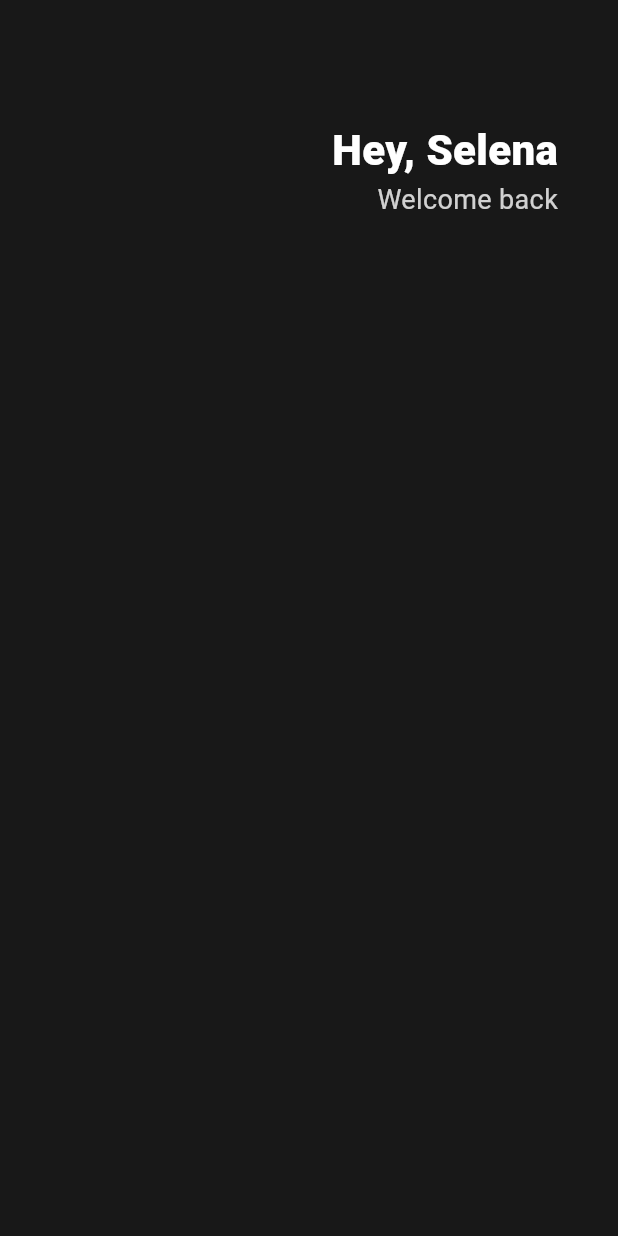
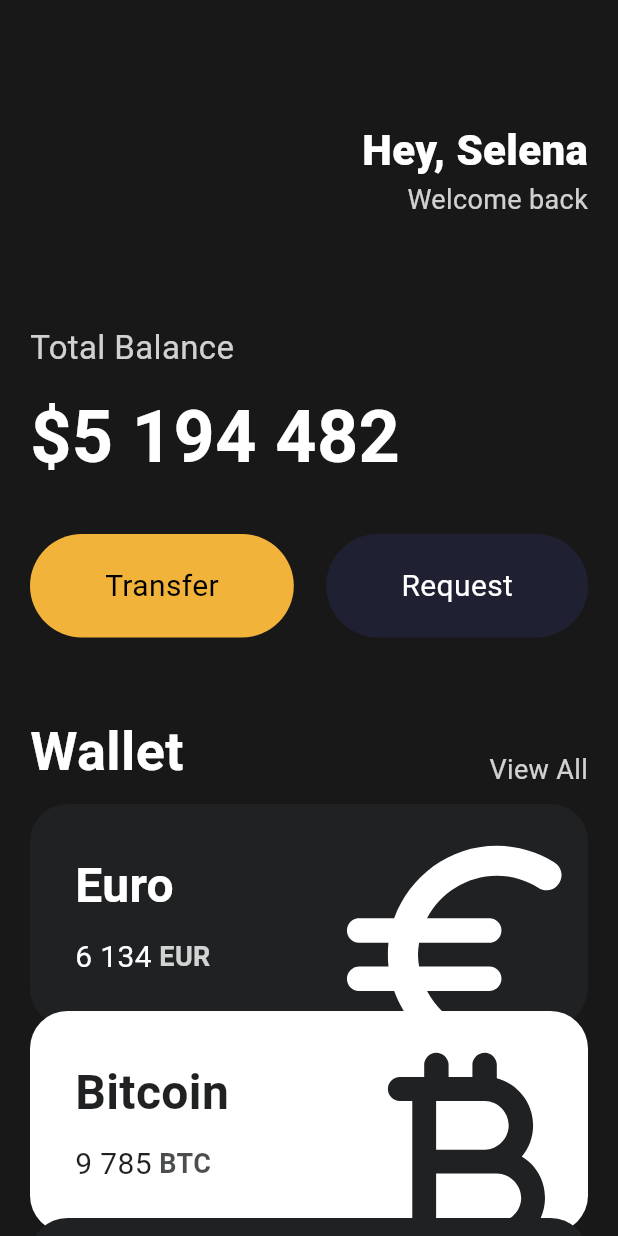
Before and after one commit to simajune/toonflix_flutter, a Flutter app: the screen it shows after launch, on a phone screen of 412 x 824 dp. Run offline on Flutter 3.47's test engine with Material 3 defaults, Android fonts, the phone set to English and light mode, and no system bars.

Commit message:
3.9 강의 완료

```diff
--- a/lib/main.dart
+++ b/lib/main.dart
@@ -1,29 +1,26 @@
-import 'package:flutter/cupertino.dart';
 import 'package:flutter/material.dart';
-
-class Player {
-  String name;
-
-  Player({required this.name});
-}
+import 'widgets/button.dart';
+import 'widgets/currency_cart.dart';
 
 void main() {
-  var taejune = Player(name: "taejune");
-  runApp(App());
+  runApp(const App());
 }
 
 class App extends StatelessWidget {
+  const App({super.key});
+
   @override
   Widget build(BuildContext context) {
-    // throw UnimplementedError();
     return MaterialApp(
       home: Scaffold(
-        backgroundColor: Color(0xFF181818),
-        body: Padding(
-          padding: EdgeInsets.symmetric(horizontal: 40),
+        backgroundColor: const Color(0xFF181818),
+        body: SingleChildScrollView(
+          child: Padding(
+            padding: const EdgeInsets.symmetric(horizontal: 20),
             child: Column(
+              crossAxisAlignment: CrossAxisAlignment.start,
               children: [
-              SizedBox(
+                const SizedBox(
                   height: 80,
                 ),
                 Row(
@@ -32,7 +29,7 @@ class App extends StatelessWidget {
                     Column(
                       crossAxisAlignment: CrossAxisAlignment.end,
                       children: [
-                      Text(
+                        const Text(
                           'Hey, Selena',
                           style: TextStyle(
                               color: Colors.white,
@@ -42,13 +39,99 @@ class App extends StatelessWidget {
                         Text(
                           'Welcome back',
                           style: TextStyle(
-                            color: Colors.white.withOpacity(0.8), fontSize: 18),
+                            color: Colors.white.withOpacity(0.8),
+                            fontSize: 18,
+                          ),
                         ),
                       ],
                     )
                   ],
-              )
+                ),
+                const SizedBox(
+                  height: 70,
+                ),
+                Text(
+                  'Total Balance',
+                  style: TextStyle(
+                    color: Colors.white.withOpacity(0.8),
+                    fontSize: 22,
+                  ),
+                ),
+                const SizedBox(
+                  height: 10,
+                ),
+                const Text(
+                  '\$5 194 482',
+                  style: TextStyle(
+                      color: Colors.white,
+                      fontSize: 48,
+                      fontWeight: FontWeight.w600),
+                ),
+                const SizedBox(
+                  height: 30,
+                ),
+                const Row(
+                  mainAxisAlignment: MainAxisAlignment.spaceBetween,
+                  children: [
+                    Button(
+                        text: 'Transfer',
+                        bgColor: Color(0xFFF2B33A),
+                        textColor: Colors.black),
+                    Button(
+                        text: 'Request',
+                        bgColor: Color(0xFF1F2133),
+                        textColor: Colors.white),
                   ],
+                ),
+                const SizedBox(
+                  height: 50,
+                ),
+                Row(
+                  mainAxisAlignment: MainAxisAlignment.spaceBetween,
+                  crossAxisAlignment: CrossAxisAlignment.end,
+                  children: [
+                    const Text(
+                      'Wallet',
+                      style: TextStyle(
+                          fontSize: 36,
+                          fontWeight: FontWeight.w600,
+                          color: Colors.white),
+                    ),
+                    Text(
+                      'View All',
+                      style: TextStyle(
+                        fontSize: 18,
+                        color: Colors.white.withOpacity(0.8),
+                      ),
+                    ),
+                  ],
+                ),
+                const SizedBox(
+                  height: 20,
+                ),
+                const CurrencyCard(
+                  name: 'Euro',
+                  code: 'EUR',
+                  amount: '6 134',
+                  icon: Icons.euro_rounded,
+                  order: 1,
+                ),
+                const CurrencyCard(
+                  name: 'Bitcoin',
+                  code: 'BTC',
+                  amount: '9 785',
+                  icon: Icons.currency_bitcoin_rounded,
+                  order: 2,
+                ),
+                const CurrencyCard(
+                  name: 'Dollar',
+                  code: '\$',
+                  amount: '428',
+                  icon: Icons.attach_money_rounded,
+                  order: 3,
+                ),
+              ],
+            ),
           ),
         ),
       ),
--- /dev/null
+++ b/lib/widgets/button.dart
@@ -0,0 +1,28 @@
+import 'package:flutter/cupertino.dart';
+
+class Button extends StatelessWidget {
+  final String text;
+  final Color bgColor;
+  final Color textColor;
+
+  const Button(
+      {super.key,
+      required this.text,
+      required this.bgColor,
+      required this.textColor});
+
+  @override
+  Widget build(BuildContext context) {
+    return Container(
+      decoration: BoxDecoration(
+          color: bgColor, borderRadius: BorderRadius.circular(45)),
+      child: Padding(
+        padding: const EdgeInsets.symmetric(vertical: 20, horizontal: 50),
+        child: Text(
+          text,
+          style: TextStyle(fontSize: 20, color: textColor),
+        ),
+      ),
+    );
+  }
+}
--- /dev/null
+++ b/lib/widgets/currency_cart.dart
@@ -0,0 +1,91 @@
+import 'package:flutter/material.dart';
+
+class CurrencyCard extends StatelessWidget {
+  final String name, code, amount;
+  final IconData icon;
+  final int order;
+
+  final Color blackColor = const Color(0xFF1F2123);
+
+  const CurrencyCard(
+      {super.key,
+      required this.name,
+      required this.code,
+      required this.amount,
+      required this.icon,
+      required this.order});
+
+  @override
+  Widget build(BuildContext context) {
+    // TODO: implement build
+    return Transform.translate(
+      offset: Offset(0, order * -10),
+      child: Container(
+        clipBehavior: Clip.hardEdge,
+        decoration: BoxDecoration(
+          color: order % 2 == 0 ? Colors.white : blackColor,
+          borderRadius: BorderRadius.circular(25),
+        ),
+        child: Padding(
+          padding: const EdgeInsets.all(30.0),
+          child: Row(
+            mainAxisAlignment: MainAxisAlignment.spaceBetween,
+            children: [
+              Column(
+                crossAxisAlignment: CrossAxisAlignment.start,
+                children: [
+                  Text(
+                    name,
+                    style: TextStyle(
+                      color: order % 2 == 0 ? blackColor : Colors.white,
+                      fontSize: 32,
+                      fontWeight: FontWeight.w600,
+                    ),
+                  ),
+                  const SizedBox(
+                    height: 10,
+                  ),
+                  Row(
+                    children: [
+                      Text(
+                        amount,
+                        style: TextStyle(
+                          fontSize: 20,
+                          color: order % 2 == 0 ? blackColor : Colors.white,
+                        ),
+                      ),
+                      const SizedBox(
+                        width: 5,
+                      ),
+                      Text(
+                        code,
+                        style: TextStyle(
+                          fontSize: 18,
+                          color: order % 2 == 0
+                              ? blackColor.withOpacity(0.8)
+                              : Colors.white.withOpacity(0.8),
+                          fontWeight: FontWeight.w600,
+                        ),
+                      ),
+                    ],
+                  ),
+                ],
+              ),
+              Transform.scale(
+                scale: 2.2,
+                child: Transform.translate(
+                  offset: const Offset(-5, 12),
+                  child: Icon(
+                    icon,
+                    color: order % 2 == 0 ? blackColor : Colors.white,
+                    size: 88,
+                  ),
+                ),
+              ),
+            ],
+          ),
+        ),
+      ),
+    );
+  }
+}
```
Also changed, not shown: 2 other files. Lines whose indentation alone changed are shown as unchanged.
